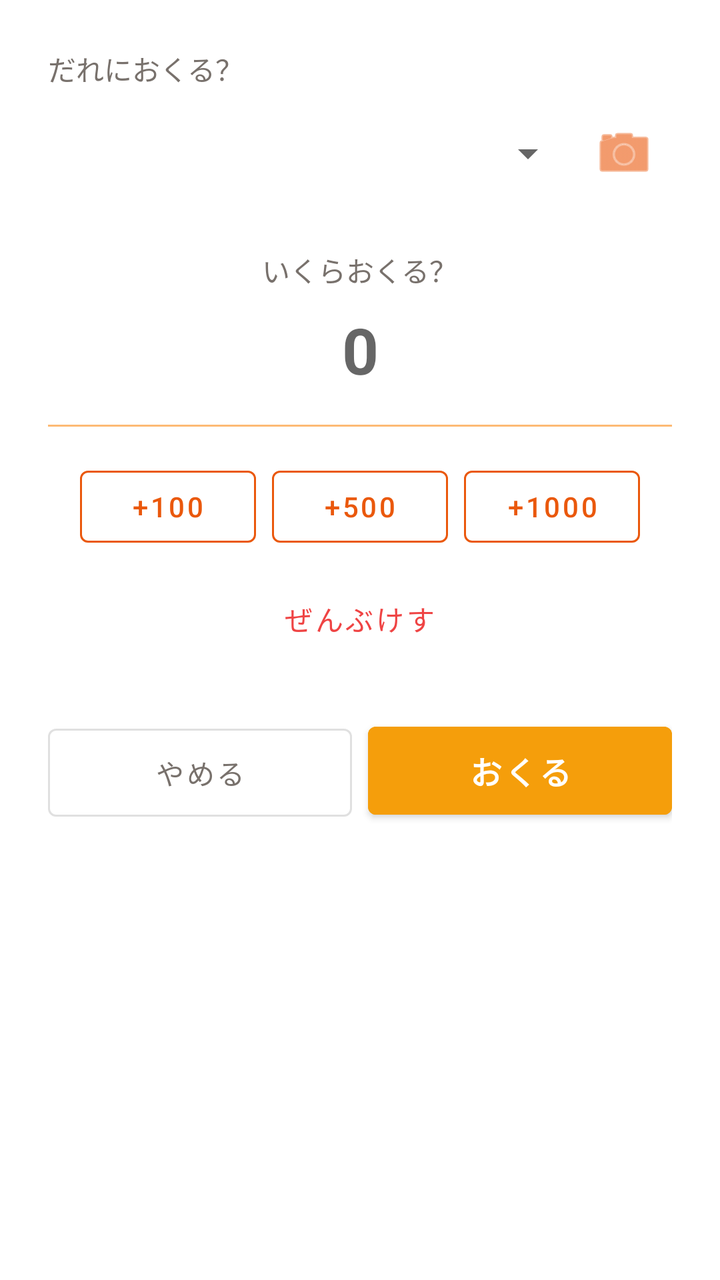
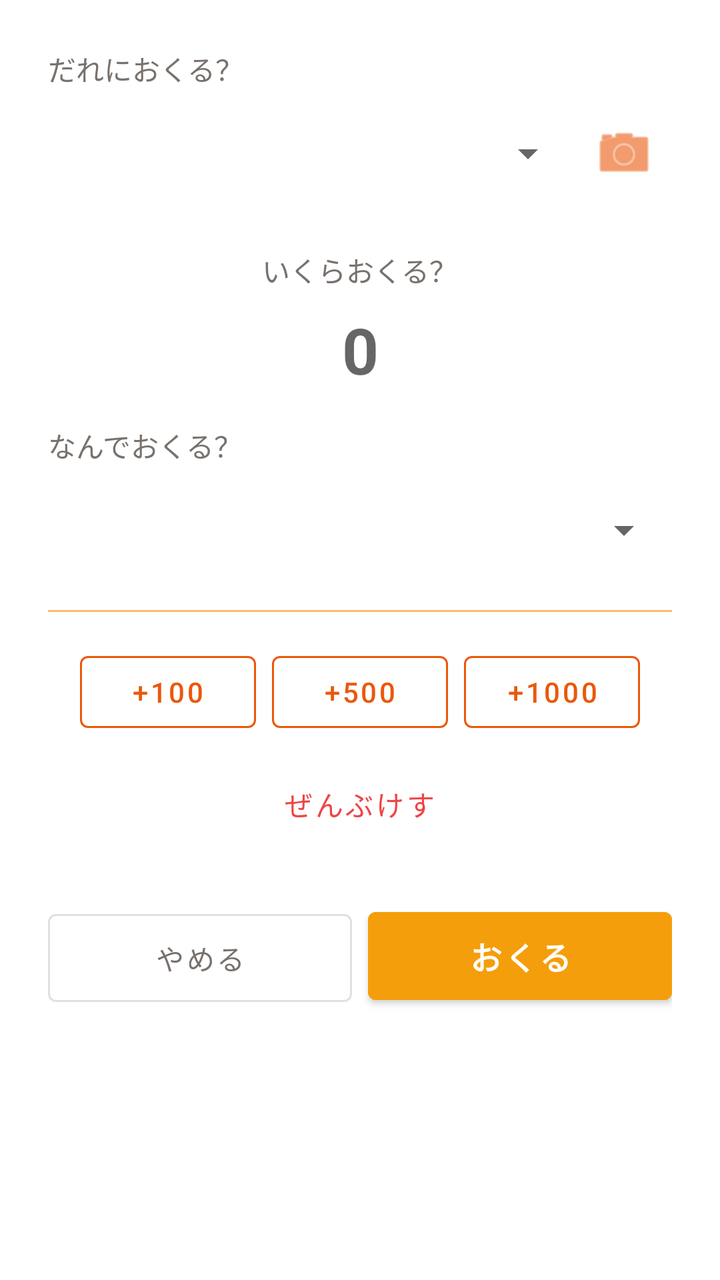

Compare the two renders of this Android layout. The source of the first and the diff that turns it into the second are given below.
<!-- AndroidManifest.xml: application theme Theme.InternalPointSystem -->
<!-- res/layout/dialog_send_points.xml -->
<?xml version="1.0" encoding="utf-8"?>
<LinearLayout xmlns:android="http://schemas.android.com/apk/res/android"
    xmlns:app="http://schemas.android.com/apk/res-auto"
    android:layout_width="match_parent"
    android:layout_height="wrap_content"
    android:orientation="vertical"
    android:padding="24dp"
    android:background="@drawable/bg_dialog_rounded">

    <TextView
        android:layout_width="wrap_content"
        android:layout_height="wrap_content"
        android:text="だれにおくる？"
        android:textColor="@color/text_secondary"
        android:layout_marginBottom="8dp"/>

    <LinearLayout
        android:layout_width="match_parent"
        android:layout_height="wrap_content"
        android:orientation="horizontal"
        android:gravity="center_vertical"
        android:layout_marginBottom="24dp">
        
        <Spinner
            android:id="@+id/spinnerReceiverDialog"
            android:layout_width="0dp"
            android:layout_height="wrap_content"
            android:layout_weight="1"
            android:minHeight="48dp"/>
            
        <ImageButton
            android:id="@+id/btnScanQr"
            android:layout_width="48dp"
            android:layout_height="48dp"
            android:background="?attr/selectableItemBackgroundBorderless"
            android:src="@android:drawable/ic_menu_camera"
            app:tint="@color/brand_primary"/>
    </LinearLayout>

    <TextView
        android:layout_width="wrap_content"
        android:layout_height="wrap_content"
        android:text="いくらおくる？"
        android:textColor="@color/text_secondary"
        android:layout_gravity="center_horizontal"
        android:layout_marginBottom="8dp"/>

    <EditText
        android:id="@+id/etAmountDialog"
        android:layout_width="match_parent"
        android:layout_height="wrap_content"
        android:inputType="number"
        android:hint="0"
        android:gravity="center"
        android:textSize="32sp"
        android:textStyle="bold"
        android:textColor="@color/text_primary"
        android:background="@android:color/transparent"
        android:layout_marginBottom="16dp"/>
        
    <View android:layout_width="match_parent" android:layout_height="1dp" android:background="@color/divider" android:layout_marginBottom="16dp"/>

    <LinearLayout
        android:layout_width="match_parent"
        android:layout_height="wrap_content"
        android:orientation="horizontal"
        android:gravity="center"
        android:layout_marginBottom="8dp">

        <Button
            android:id="@+id/btnAdd100"
            android:layout_width="wrap_content"
            android:layout_height="wrap_content"
            android:text="+100"
            style="@style/Widget.MaterialComponents.Button.OutlinedButton"
            android:textColor="@color/brand_primary"
            app:strokeColor="@color/brand_primary"
            android:layout_marginEnd="8dp"/>

        <Button
            android:id="@+id/btnAdd500"
            android:layout_width="wrap_content"
            android:layout_height="wrap_content"
            android:text="+500"
            style="@style/Widget.MaterialComponents.Button.OutlinedButton"
            android:textColor="@color/brand_primary"
            app:strokeColor="@color/brand_primary"
            android:layout_marginEnd="8dp"/>

        <Button
            android:id="@+id/btnAdd1000"
            android:layout_width="wrap_content"
            android:layout_height="wrap_content"
            android:text="+1000"
            style="@style/Widget.MaterialComponents.Button.OutlinedButton"
            android:textColor="@color/brand_primary"
            app:strokeColor="@color/brand_primary"/>
    </LinearLayout>
    
    <Button
        android:id="@+id/btnClearAmount"
        android:layout_width="wrap_content"
        android:layout_height="wrap_content"
        android:text="ぜんぶけす"
        android:textColor="@color/danger"
        style="@style/Widget.MaterialComponents.Button.TextButton"
        android:layout_gravity="center"/>

    <LinearLayout
        android:layout_width="match_parent"
        android:layout_height="wrap_content"
        android:orientation="horizontal"
        android:weightSum="2"
        android:layout_marginTop="24dp">

        <Button
            android:id="@+id/btnCancelDialog"
            android:layout_width="0dp"
            android:layout_height="56dp"
            android:layout_weight="1"
            android:text="やめる"
            android:textColor="@color/text_secondary"
            style="@style/Widget.MaterialComponents.Button.OutlinedButton"
            android:layout_marginEnd="8dp"/>

        <Button
            android:id="@+id/btnSendDialog"
            android:layout_width="0dp"
            android:layout_height="56dp"
            android:layout_weight="1"
            android:text="おくる"
            android:textColor="@android:color/white"
            android:backgroundTint="@color/coin_primary"
            android:textSize="16sp"
            android:textStyle="bold"/>
    </LinearLayout>

</LinearLayout>
<!-- resources referenced by this layout -->
<resources>
  <color name="brand_primary">#EA580C</color>
  <color name="coin_primary">#F59E0B</color>
  <color name="danger">#EF4444</color>
  <color name="divider">#FDBA74</color>
  <color name="text_primary">#431407</color>
  <color name="text_secondary">#78716C</color>
  <!-- drawable bg_dialog_rounded (drawable) -->
  <?xml version="1.0" encoding="utf-8"?>
  <shape xmlns:android="http://schemas.android.com/apk/res/android"
      android:shape="rectangle">
      <solid android:color="@color/white"/>
      <corners android:radius="24dp"/>
  </shape>
  <style name="Theme.InternalPointSystem" parent="Theme.MaterialComponents.DayNight.DarkActionBar">
          
          <item name="colorPrimary">@color/brand_primary</item>
          <item name="colorPrimaryVariant">@color/brand_primary_dark</item>
          <item name="colorOnPrimary">@color/white</item>
          
          <item name="colorSecondary">@color/coin_primary</item>
          <item name="colorSecondaryVariant">@color/coin_secondary</item>
          <item name="colorOnSecondary">@color/white</item>
          
          <item name="android:statusBarColor" tools:targetApi="l">?attr/colorPrimaryVariant</item>
          
      </style>
  <color name="white">#FFFFFF</color>
  <color name="brand_primary_dark">#C2410C</color>
  <color name="coin_secondary">#D97706</color>
</resources>

<!-- the commit's change to res/layout/dialog_send_points.xml (unified diff, before → after) -->
@@ -56,6 +56,20 @@
         android:textStyle="bold"
         android:textColor="@color/text_primary"
         android:background="@android:color/transparent"
+        android:layout_marginBottom="16dp"/>
+
+    <TextView
+        android:layout_width="wrap_content"
+        android:layout_height="wrap_content"
+        android:text="なんでおくる？"
+        android:textColor="@color/text_secondary"
+        android:layout_marginBottom="8dp"/>
+
+    <Spinner
+        android:id="@+id/spinnerReasonDialog"
+        android:layout_width="match_parent"
+        android:layout_height="wrap_content"
+        android:minHeight="48dp"
         android:layout_marginBottom="16dp"/>
         
     <View android:layout_width="match_parent" android:layout_height="1dp" android:background="@color/divider" android:layout_marginBottom="16dp"/>
